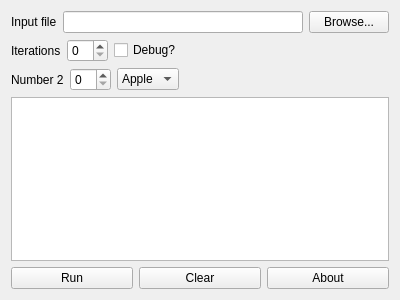
Above: include/gui/gui.ui from xytis/DoI before the change. Below: the same form after it.
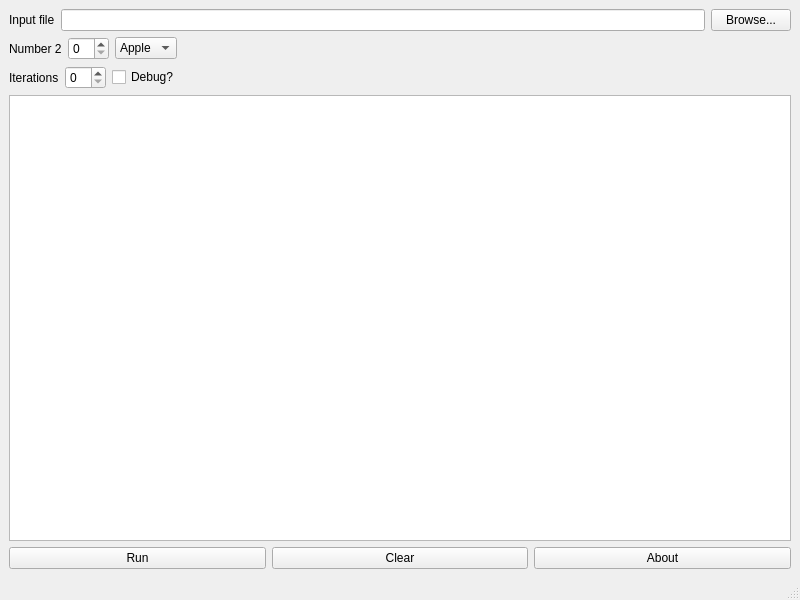
That is the form after the change.

Diff of the .ui file:
```diff
--- a/include/gui/gui.ui
+++ b/include/gui/gui.ui
@@ -1,24 +1,19 @@
 <?xml version="1.0" encoding="UTF-8"?>
 <ui version="4.0">
- <class>Form</class>
- <widget class="QWidget" name="Form">
+ <class>MainWindow</class>
+ <widget class="QMainWindow" name="MainWindow">
   <property name="geometry">
    <rect>
     <x>0</x>
     <y>0</y>
-    <width>400</width>
-    <height>300</height>
+    <width>800</width>
+    <height>600</height>
    </rect>
   </property>
-  <property name="minimumSize">
-   <size>
-    <width>400</width>
-    <height>300</height>
-   </size>
-  </property>
   <property name="windowTitle">
    <string>DoI &amp; CELIV Simulation</string>
   </property>
+  <widget class="QWidget" name="centralwidget">
   <layout class="QVBoxLayout" name="verticalLayout">
    <item>
     <layout class="QHBoxLayout" name="horizontalLayout">
@@ -41,40 +36,6 @@
      </item>
     </layout>
    </item>
-   <item>
-    <layout class="QHBoxLayout" name="horizontalLayout_2">
-     <item>
-      <widget class="QLabel" name="label_3">
-       <property name="text">
-        <string>Iterations</string>
-       </property>
-      </widget>
-     </item>
-     <item>
-      <widget class="QSpinBox" name="spinBox1"/>
-     </item>
-     <item>
-      <widget class="QCheckBox" name="checkBox">
-       <property name="text">
-        <string>Debug?</string>
-       </property>
-      </widget>
-     </item>
-     <item>
-      <spacer name="horizontalSpacer">
-       <property name="orientation">
-        <enum>Qt::Horizontal</enum>
-       </property>
-       <property name="sizeHint" stdset="0">
-        <size>
-         <width>40</width>
-         <height>20</height>
-        </size>
-       </property>
-      </spacer>
-     </item>
-    </layout>
-   </item>
    <item>
     <layout class="QHBoxLayout" name="horizontalLayout_3">
      <item>
@@ -116,6 +77,40 @@
      </item>
     </layout>
    </item>
+    <item>
+     <layout class="QHBoxLayout" name="horizontalLayout_2">
+      <item>
+       <widget class="QLabel" name="label_3">
+        <property name="text">
+         <string>Iterations</string>
+        </property>
+       </widget>
+      </item>
+      <item>
+       <widget class="QSpinBox" name="spinBox1"/>
+      </item>
+      <item>
+       <widget class="QCheckBox" name="checkBox">
+        <property name="text">
+         <string>Debug?</string>
+        </property>
+       </widget>
+      </item>
+      <item>
+       <spacer name="horizontalSpacer">
+        <property name="orientation">
+         <enum>Qt::Horizontal</enum>
+        </property>
+        <property name="sizeHint" stdset="0">
+         <size>
+          <width>40</width>
+          <height>20</height>
+         </size>
+        </property>
+       </spacer>
+      </item>
+     </layout>
+    </item>
    <item>
     <widget class="QTextEdit" name="textEdit"/>
    </item>
@@ -145,6 +140,18 @@
     </layout>
    </item>
   </layout>
+  </widget>
+  <widget class="QMenuBar" name="menubar">
+   <property name="geometry">
+    <rect>
+     <x>0</x>
+     <y>0</y>
+     <width>800</width>
+     <height>21</height>
+    </rect>
+   </property>
+  </widget>
+  <widget class="QStatusBar" name="statusbar"/>
  </widget>
  <resources/>
  <connections/>
```
Left out of the diff: 2 changed lines with no effect on the pictures. Lines whose indentation alone changed are shown as unchanged.
